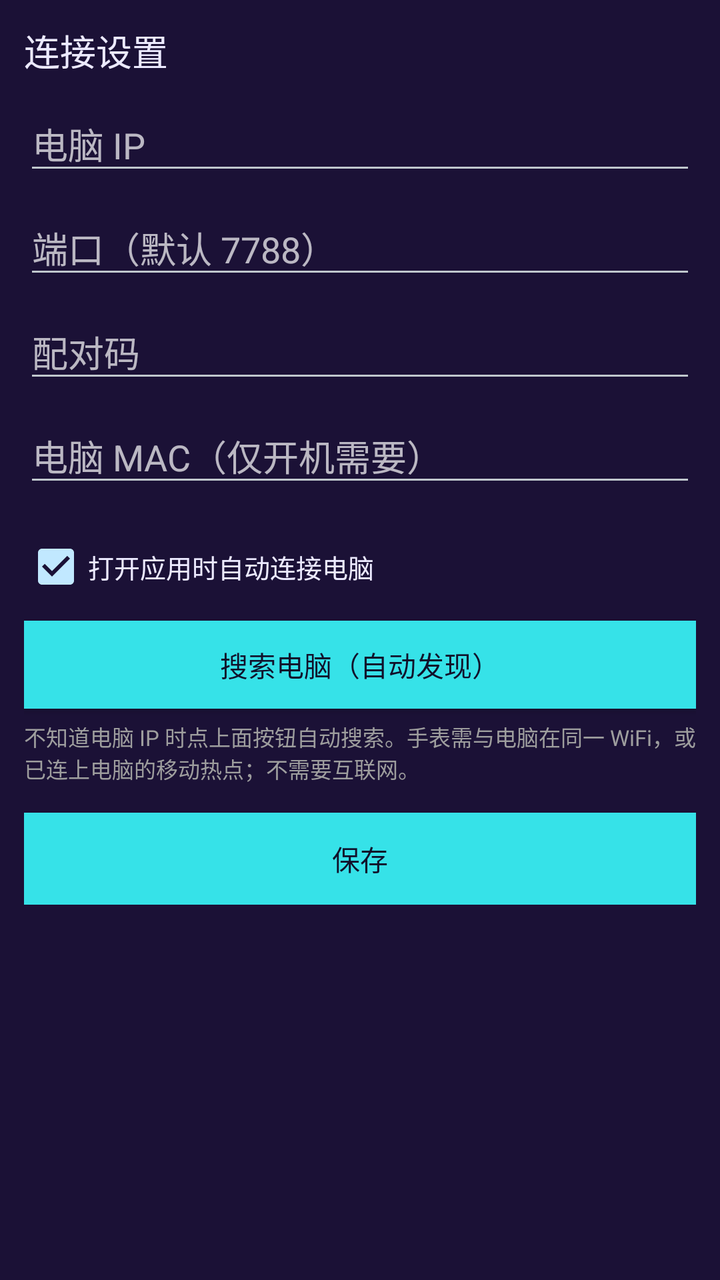
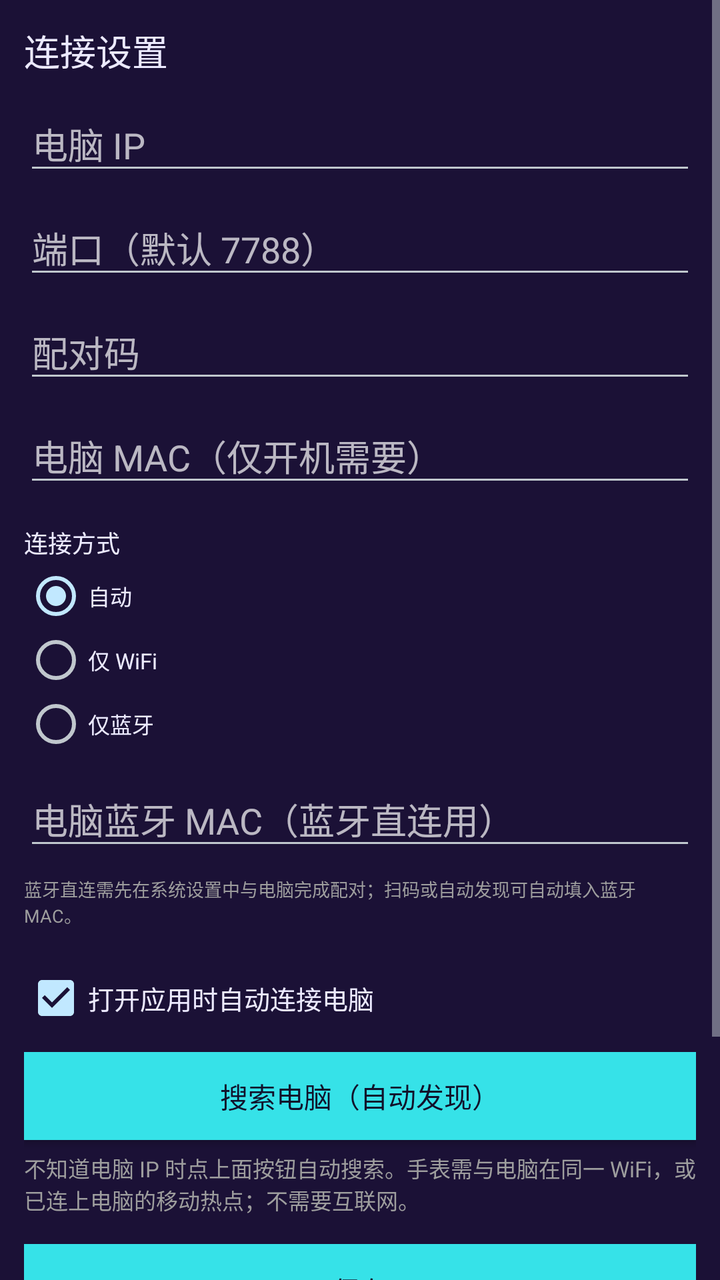

Two renders of the same Android screen: before a commit and after it. Below are the layout's source before the change and the commit's diff.
<!-- AndroidManifest.xml: application theme AppTheme -->
<!-- res/layout/activity_settings.xml -->
<?xml version="1.0" encoding="utf-8"?>
<ScrollView xmlns:android="http://schemas.android.com/apk/res/android"
    android:layout_width="match_parent" android:layout_height="match_parent">
    <LinearLayout android:orientation="vertical" android:padding="12dp"
        android:layout_width="match_parent" android:layout_height="wrap_content">
        <TextView android:text="@string/settings_title" android:textSize="18sp"
            android:textColor="#ECEAFF" android:layout_marginBottom="10dp"
            android:layout_width="match_parent" android:layout_height="wrap_content"/>
        <EditText android:id="@+id/editIp" android:hint="@string/hint_ip"
            android:inputType="text" android:minHeight="44dp" android:layout_marginBottom="8dp"
            android:layout_width="match_parent" android:layout_height="wrap_content"/>
        <EditText android:id="@+id/editPort" android:hint="@string/hint_port"
            android:inputType="number" android:minHeight="44dp" android:layout_marginBottom="8dp"
            android:layout_width="match_parent" android:layout_height="wrap_content"/>
        <EditText android:id="@+id/editToken" android:hint="@string/hint_token"
            android:inputType="text" android:minHeight="44dp" android:layout_marginBottom="8dp"
            android:layout_width="match_parent" android:layout_height="wrap_content"/>
        <EditText android:id="@+id/editMac" android:hint="@string/hint_mac"
            android:inputType="text" android:minHeight="44dp" android:layout_marginBottom="14dp"
            android:layout_width="match_parent" android:layout_height="wrap_content"/>
        <CheckBox android:id="@+id/chkAutoConnect" android:text="@string/auto_connect"
            android:textSize="13sp" android:textColor="#ECEAFF" android:checked="true"
            android:minHeight="42dp" android:layout_marginBottom="6dp"
            android:layout_width="match_parent" android:layout_height="wrap_content"/>
        <Button android:id="@+id/btnSearch" android:text="@string/search_pc"
            android:minHeight="44dp" android:textColor="#11102A" android:background="#36E2E8"
            android:layout_marginBottom="6dp"
            android:layout_width="match_parent" android:layout_height="wrap_content"/>
        <TextView android:id="@+id/searchResult" android:text="@string/search_hint"
            android:textSize="11sp" android:textColor="#9E9E9E" android:layout_marginBottom="14dp"
            android:layout_width="match_parent" android:layout_height="wrap_content"/>
        <Button android:id="@+id/btnSave" android:text="@string/save"
            android:minHeight="46dp" android:textColor="#11102A" android:background="#36E2E8"
            android:layout_width="match_parent" android:layout_height="wrap_content"/>
    </LinearLayout>
</ScrollView>
<!-- resources referenced by this layout -->
<resources>
  <string name="auto_connect">打开应用时自动连接电脑</string>
  <string name="hint_ip">电脑 IP</string>
  <string name="hint_mac">电脑 MAC（仅开机需要）</string>
  <string name="hint_port">端口（默认 7788）</string>
  <string name="hint_token">配对码</string>
  <string name="save">保存</string>
  <string name="search_hint">不知道电脑 IP 时点上面按钮自动搜索。手表需与电脑在同一 WiFi，或已连上电脑的移动热点；不需要互联网。</string>
  <string name="search_pc">搜索电脑（自动发现）</string>
  <string name="settings_title">连接设置</string>
  <style name="AppTheme" parent="@android:style/Theme.DeviceDefault.NoActionBar">
          <item name="android:windowBackground">#1b1136</item>
      </style>
</resources>

<!-- the commit's change to res/layout/activity_settings.xml (unified diff, before → after) -->
@@ -1,5 +1,6 @@
 <?xml version="1.0" encoding="utf-8"?>
 <ScrollView xmlns:android="http://schemas.android.com/apk/res/android"
+    android:id="@+id/scroll"
     android:layout_width="match_parent" android:layout_height="match_parent">
     <LinearLayout android:orientation="vertical" android:padding="12dp"
         android:layout_width="match_parent" android:layout_height="wrap_content">
@@ -18,6 +19,28 @@
         <EditText android:id="@+id/editMac" android:hint="@string/hint_mac"
             android:inputType="text" android:minHeight="44dp" android:layout_marginBottom="14dp"
             android:layout_width="match_parent" android:layout_height="wrap_content"/>
+        <TextView android:text="@string/conn_mode_label" android:textSize="12sp"
+            android:textColor="#ECEAFF" android:layout_marginBottom="2dp"
+            android:layout_width="match_parent" android:layout_height="wrap_content"/>
+        <RadioGroup android:id="@+id/radioMode" android:orientation="vertical"
+            android:layout_marginBottom="8dp"
+            android:layout_width="match_parent" android:layout_height="wrap_content">
+            <RadioButton android:id="@+id/modeAuto" android:text="@string/mode_auto"
+                android:textSize="11sp" android:textColor="#ECEAFF" android:checked="true"
+                android:layout_width="wrap_content" android:layout_height="wrap_content"/>
+            <RadioButton android:id="@+id/modeWifi" android:text="@string/mode_wifi"
+                android:textSize="11sp" android:textColor="#ECEAFF"
+                android:layout_width="wrap_content" android:layout_height="wrap_content"/>
+            <RadioButton android:id="@+id/modeBt" android:text="@string/mode_bt"
+                android:textSize="11sp" android:textColor="#ECEAFF"
+                android:layout_width="wrap_content" android:layout_height="wrap_content"/>
+        </RadioGroup>
+        <EditText android:id="@+id/editBtMac" android:hint="@string/hint_bt_mac"
+            android:inputType="text" android:minHeight="44dp" android:layout_marginBottom="8dp"
+            android:layout_width="match_parent" android:layout_height="wrap_content"/>
+        <TextView android:text="@string/bt_help" android:textSize="9sp"
+            android:textColor="#9E9E9E" android:layout_marginBottom="14dp"
+            android:layout_width="match_parent" android:layout_height="wrap_content"/>
         <CheckBox android:id="@+id/chkAutoConnect" android:text="@string/auto_connect"
             android:textSize="13sp" android:textColor="#ECEAFF" android:checked="true"
             android:minHeight="42dp" android:layout_marginBottom="6dp"
@@ -31,6 +54,15 @@
             android:layout_width="match_parent" android:layout_height="wrap_content"/>
         <Button android:id="@+id/btnSave" android:text="@string/save"
             android:minHeight="46dp" android:textColor="#11102A" android:background="#36E2E8"
+            android:layout_marginBottom="8dp"
             android:layout_width="match_parent" android:layout_height="wrap_content"/>
+        <Button android:id="@+id/btnScanAdd" android:text="@string/devices_add_scan"
+            android:minHeight="44dp" android:textColor="#11102A" android:background="#36E2E8"
+            android:layout_marginBottom="6dp"
+            android:layout_width="match_parent" android:layout_height="wrap_content"/>
+        <Button android:id="@+id/btnDelete" android:text="@string/devices_delete_title"
+            android:minHeight="44dp"
+            android:layout_width="match_parent" android:layout_height="wrap_content"
+            style="@style/BtnDanger"/>
     </LinearLayout>
 </ScrollView>
<!-- resource entries referenced after the edit -->
@@ -1,16 +1,37 @@
 <!-- resources referenced by this layout -->
 <resources>
   <string name="auto_connect">打开应用时自动连接电脑</string>
+  <string name="bt_help">蓝牙直连需先在系统设置中与电脑完成配对；扫码或自动发现可自动填入蓝牙 MAC。</string>
+  <string name="conn_mode_label">连接方式</string>
+  <string name="devices_add_scan">扫码添加设备</string>
+  <string name="devices_delete_title">删除设备</string>
+  <string name="hint_bt_mac">电脑蓝牙 MAC（蓝牙直连用）</string>
   <string name="hint_ip">电脑 IP</string>
   <string name="hint_mac">电脑 MAC（仅开机需要）</string>
   <string name="hint_port">端口（默认 7788）</string>
   <string name="hint_token">配对码</string>
+  <string name="mode_auto">自动</string>
+  <string name="mode_bt">仅蓝牙</string>
+  <string name="mode_wifi">仅 WiFi</string>
   <string name="save">保存</string>
   <string name="search_hint">不知道电脑 IP 时点上面按钮自动搜索。手表需与电脑在同一 WiFi，或已连上电脑的移动热点；不需要互联网。</string>
   <string name="search_pc">搜索电脑（自动发现）</string>
   <string name="settings_title">连接设置</string>
+  <style name="BtnDanger" parent="@style/Btn">
+          <item name="android:textColor">#FF6B6B</item>
+      </style>
   <style name="AppTheme" parent="@android:style/Theme.DeviceDefault.NoActionBar">
           <item name="android:windowBackground">#1b1136</item>
       </style>
+  <style name="Btn" parent="@android:style/Widget.Button">
+          <item name="android:layout_width">0dp</item>
+          <item name="android:layout_height">wrap_content</item>
+          <item name="android:layout_weight">1</item>
+          <item name="android:minHeight">@dimen/btn_minh</item>
+          <item name="android:textSize">@dimen/btn_text</item>
+          <item name="android:layout_margin">2dp</item>
+      </style>
+  <dimen name="btn_minh">42dp</dimen>
+  <dimen name="btn_text">13sp</dimen>
 </resources>
 
